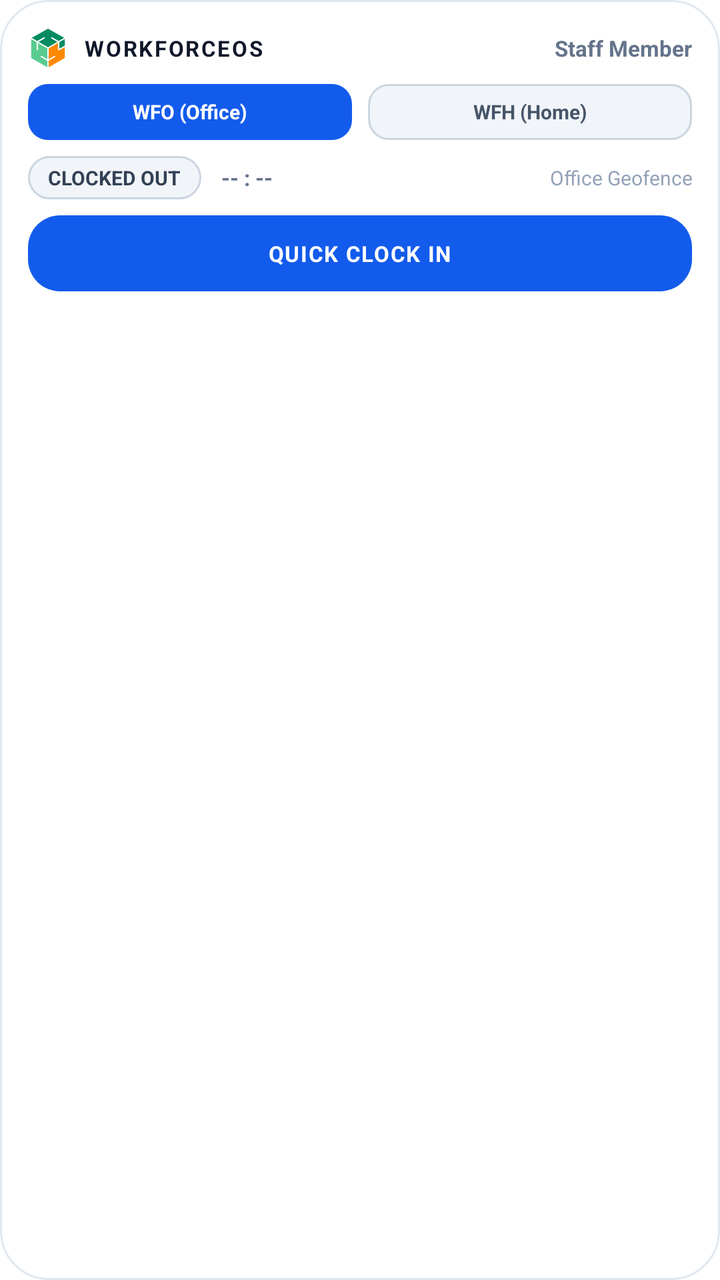
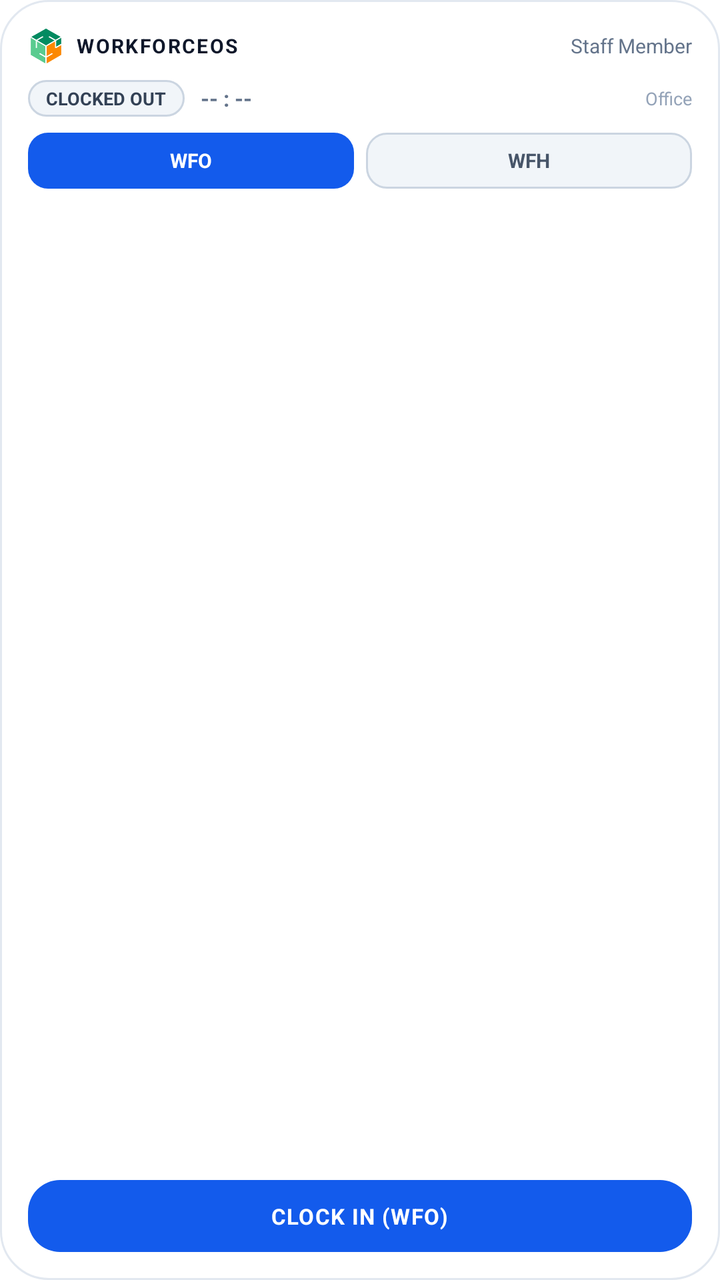

The first picture is an Android layout as it rendered before a commit; the second is the same layout after the commit. The layout source and the unified diff follow.
<!-- AndroidManifest.xml: fallback theme Theme.MaterialComponents.DayNight.NoActionBar -->
<!-- res/layout/widget_standard_layout.xml -->
<?xml version="1.0" encoding="utf-8"?>
<RelativeLayout xmlns:android="http://schemas.android.com/apk/res/android"
    android:id="@+id/widget_standard_root"
    android:layout_width="match_parent"
    android:layout_height="match_parent"
    android:background="@drawable/bg_widget_card"
    android:padding="14dp">

    
    <LinearLayout
        android:id="@+id/header_layout"
        android:layout_width="match_parent"
        android:layout_height="wrap_content"
        android:orientation="horizontal"
        android:gravity="center_vertical">

        <ImageView
            android:layout_width="20dp"
            android:layout_height="20dp"
            android:src="@mipmap/ic_launcher"
            android:contentDescription="WorkforceOS" />

        <TextView
            android:layout_width="0dp"
            android:layout_height="wrap_content"
            android:layout_weight="1"
            android:layout_marginStart="8dp"
            android:text="WORKFORCEOS"
            android:textColor="#0F172A"
            android:textSize="11sp"
            android:textStyle="bold"
            android:letterSpacing="0.08" />

        <TextView
            android:id="@+id/widget_user_name"
            android:layout_width="wrap_content"
            android:layout_height="wrap_content"
            android:text="Staff Member"
            android:textColor="#64748B"
            android:textSize="11sp"
            android:textStyle="bold" />
    </LinearLayout>

    
    <LinearLayout
        android:id="@+id/mode_selector_layout"
        android:layout_width="match_parent"
        android:layout_height="wrap_content"
        android:layout_below="@id/header_layout"
        android:layout_marginTop="8dp"
        android:orientation="horizontal"
        android:gravity="center_vertical">

        <TextView
            android:id="@+id/widget_btn_wfo"
            android:layout_width="0dp"
            android:layout_height="28dp"
            android:layout_weight="1"
            android:background="@drawable/bg_pill_active"
            android:gravity="center"
            android:text="WFO (Office)"
            android:textColor="#FFFFFF"
            android:textSize="10sp"
            android:textStyle="bold" />

        <View
            android:layout_width="8dp"
            android:layout_height="1dp" />

        <TextView
            android:id="@+id/widget_btn_wfh"
            android:layout_width="0dp"
            android:layout_height="28dp"
            android:layout_weight="1"
            android:background="@drawable/bg_pill_inactive"
            android:gravity="center"
            android:text="WFH (Home)"
            android:textColor="#475569"
            android:textSize="10sp"
            android:textStyle="bold" />
    </LinearLayout>

    
    <LinearLayout
        android:id="@+id/status_section"
        android:layout_width="match_parent"
        android:layout_height="wrap_content"
        android:layout_below="@id/mode_selector_layout"
        android:layout_marginTop="8dp"
        android:orientation="horizontal"
        android:gravity="center_vertical">

        <TextView
            android:id="@+id/widget_status_pill"
            android:layout_width="wrap_content"
            android:layout_height="wrap_content"
            android:background="@drawable/bg_status_out"
            android:text="CLOCKED OUT"
            android:textColor="#334155"
            android:textSize="10sp"
            android:textStyle="bold"
            android:paddingHorizontal="10dp"
            android:paddingVertical="4dp" />

        <TextView
            android:id="@+id/widget_duration"
            android:layout_width="wrap_content"
            android:layout_height="wrap_content"
            android:layout_marginStart="10dp"
            android:text="-- : --"
            android:textColor="#64748B"
            android:textSize="11sp"
            android:textStyle="bold" />

        <TextView
            android:id="@+id/widget_location"
            android:layout_width="0dp"
            android:layout_height="wrap_content"
            android:layout_weight="1"
            android:gravity="end"
            android:text="Office Geofence"
            android:textColor="#94A3B8"
            android:textSize="10sp"
            android:maxLines="1"
            android:ellipsize="end" />
    </LinearLayout>

    
    <LinearLayout
        android:id="@+id/widget_action_button"
        android:layout_width="match_parent"
        android:layout_height="38dp"
        android:layout_below="@id/status_section"
        android:layout_marginTop="8dp"
        android:background="@drawable/bg_btn_clock_in"
        android:gravity="center"
        android:orientation="horizontal">

        <TextView
            android:id="@+id/widget_action_text"
            android:layout_width="wrap_content"
            android:layout_height="wrap_content"
            android:text="QUICK CLOCK IN"
            android:textColor="#FFFFFF"
            android:textSize="11sp"
            android:textStyle="bold"
            android:letterSpacing="0.05" />
    </LinearLayout>

</RelativeLayout>
<!-- resources referenced by this layout -->
<resources>
  <!-- drawable bg_btn_clock_in (drawable) -->
  <?xml version="1.0" encoding="utf-8"?>
  <shape xmlns:android="http://schemas.android.com/apk/res/android"
      android:shape="rectangle">
      <solid android:color="#135BEC" />
      <corners android:radius="16dp" />
  </shape>
  <!-- drawable bg_pill_active (drawable) -->
  <?xml version="1.0" encoding="utf-8"?>
  <shape xmlns:android="http://schemas.android.com/apk/res/android"
      android:shape="rectangle">
      <solid android:color="#135BEC" />
      <corners android:radius="10dp" />
  </shape>
  <!-- drawable bg_pill_inactive (drawable) -->
  <?xml version="1.0" encoding="utf-8"?>
  <shape xmlns:android="http://schemas.android.com/apk/res/android"
      android:shape="rectangle">
      <solid android:color="#F1F5F9" />
      <corners android:radius="10dp" />
      <stroke
          android:width="1dp"
          android:color="#CBD5E1" />
  </shape>
  <!-- drawable bg_status_out (drawable) -->
  <?xml version="1.0" encoding="utf-8"?>
  <shape xmlns:android="http://schemas.android.com/apk/res/android"
      android:shape="rectangle">
      <solid android:color="#F1F5F9" />
      <corners android:radius="12dp" />
      <stroke
          android:width="1dp"
          android:color="#CBD5E1" />
  </shape>
  <!-- drawable bg_widget_card (drawable) -->
  <?xml version="1.0" encoding="utf-8"?>
  <shape xmlns:android="http://schemas.android.com/apk/res/android"
      android:shape="rectangle">
      <solid android:color="#FFFFFF" />
      <corners android:radius="24dp" />
      <stroke
          android:width="1dp"
          android:color="#E2E8F0" />
  </shape>
  <!-- mipmap ic_launcher: png bitmap (mipmap-hdpi, 7683 bytes) -->
</resources>

<!-- the commit's change to res/layout/widget_standard_layout.xml (unified diff, before → after) -->
@@ -1,9 +1,10 @@
 <?xml version="1.0" encoding="utf-8"?>
-<RelativeLayout xmlns:android="http://schemas.android.com/apk/res/android"
+<LinearLayout xmlns:android="http://schemas.android.com/apk/res/android"
     android:id="@+id/widget_standard_root"
     android:layout_width="match_parent"
     android:layout_height="match_parent"
     android:background="@drawable/bg_widget_card"
+    android:orientation="vertical"
     android:padding="14dp">
 
     
@@ -15,8 +16,8 @@
         android:gravity="center_vertical">
 
         <ImageView
-            android:layout_width="20dp"
-            android:layout_height="20dp"
+            android:layout_width="18dp"
+            android:layout_height="18dp"
             android:src="@mipmap/ic_launcher"
             android:contentDescription="WorkforceOS" />
 
@@ -24,10 +25,10 @@
             android:layout_width="0dp"
             android:layout_height="wrap_content"
             android:layout_weight="1"
-            android:layout_marginStart="8dp"
+            android:layout_marginStart="6dp"
             android:text="WORKFORCEOS"
             android:textColor="#0F172A"
-            android:textSize="11sp"
+            android:textSize="10sp"
             android:textStyle="bold"
             android:letterSpacing="0.08" />
 
@@ -37,47 +38,9 @@
             android:layout_height="wrap_content"
             android:text="Staff Member"
             android:textColor="#64748B"
-            android:textSize="11sp"
-            android:textStyle="bold" />
-    </LinearLayout>
-
-    
-    <LinearLayout
-        android:id="@+id/mode_selector_layout"
-        android:layout_width="match_parent"
-        android:layout_height="wrap_content"
-        android:layout_below="@id/header_layout"
-        android:layout_marginTop="8dp"
-        android:orientation="horizontal"
-        android:gravity="center_vertical">
-
-        <TextView
-            android:id="@+id/widget_btn_wfo"
-            android:layout_width="0dp"
-            android:layout_height="28dp"
-            android:layout_weight="1"
-            android:background="@drawable/bg_pill_active"
-            android:gravity="center"
-            android:text="WFO (Office)"
-            android:textColor="#FFFFFF"
             android:textSize="10sp"
-            android:textStyle="bold" />
-
-        <View
-            android:layout_width="8dp"
-            android:layout_height="1dp" />
-
-        <TextView
-            android:id="@+id/widget_btn_wfh"
-            android:layout_width="0dp"
-            android:layout_height="28dp"
-            android:layout_weight="1"
-            android:background="@drawable/bg_pill_inactive"
-            android:gravity="center"
-            android:text="WFH (Home)"
-            android:textColor="#475569"
-            android:textSize="10sp"
-            android:textStyle="bold" />
+            android:maxLines="1"
+            android:ellipsize="end" />
     </LinearLayout>
 
     
@@ -85,7 +48,6 @@
         android:id="@+id/status_section"
         android:layout_width="match_parent"
         android:layout_height="wrap_content"
-        android:layout_below="@id/mode_selector_layout"
         android:layout_marginTop="8dp"
         android:orientation="horizontal"
         android:gravity="center_vertical">
@@ -97,16 +59,19 @@
             android:background="@drawable/bg_status_out"
             android:text="CLOCKED OUT"
             android:textColor="#334155"
-            android:textSize="10sp"
+            android:textSize="9sp"
             android:textStyle="bold"
-            android:paddingHorizontal="10dp"
-            android:paddingVertical="4dp" />
+            android:paddingStart="9dp"
+            android:paddingEnd="9dp"
+            android:paddingTop="3dp"
+            android:paddingBottom="3dp" />
 
         <TextView
             android:id="@+id/widget_duration"
-            android:layout_width="wrap_content"
+            android:layout_width="0dp"
             android:layout_height="wrap_content"
-            android:layout_marginStart="10dp"
+            android:layout_weight="1"
+            android:layout_marginStart="8dp"
             android:text="-- : --"
             android:textColor="#64748B"
             android:textSize="11sp"
@@ -114,24 +79,64 @@
 
         <TextView
             android:id="@+id/widget_location"
-            android:layout_width="0dp"
+            android:layout_width="wrap_content"
             android:layout_height="wrap_content"
-            android:layout_weight="1"
-            android:gravity="end"
-            android:text="Office Geofence"
+            android:text="Office"
             android:textColor="#94A3B8"
-            android:textSize="10sp"
+            android:textSize="9sp"
             android:maxLines="1"
             android:ellipsize="end" />
     </LinearLayout>
 
     
     <LinearLayout
+        android:id="@+id/mode_selector_layout"
+        android:layout_width="match_parent"
+        android:layout_height="28dp"
+        android:layout_marginTop="8dp"
+        android:orientation="horizontal"
+        android:gravity="center_vertical">
+
+        <TextView
+            android:id="@+id/widget_btn_wfo"
+            android:layout_width="0dp"
+            android:layout_height="match_parent"
+            android:layout_weight="1"
+            android:background="@drawable/bg_pill_active"
+            android:gravity="center"
+            android:text="WFO"
+            android:textColor="#FFFFFF"
+            android:textSize="10sp"
+            android:textStyle="bold" />
+
+        <View
+            android:layout_width="6dp"
+            android:layout_height="1dp" />
+
+        <TextView
+            android:id="@+id/widget_btn_wfh"
+            android:layout_width="0dp"
+            android:layout_height="match_parent"
+            android:layout_weight="1"
+            android:background="@drawable/bg_pill_inactive"
+            android:gravity="center"
+            android:text="WFH"
+            android:textColor="#475569"
+            android:textSize="10sp"
+            android:textStyle="bold" />
+    </LinearLayout>
+
+    
+    <View
+        android:layout_width="match_parent"
+        android:layout_height="0dp"
+        android:layout_weight="1" />
+
+    
+    <LinearLayout
         android:id="@+id/widget_action_button"
         android:layout_width="match_parent"
-        android:layout_height="38dp"
-        android:layout_below="@id/status_section"
-        android:layout_marginTop="8dp"
+        android:layout_height="36dp"
         android:background="@drawable/bg_btn_clock_in"
         android:gravity="center"
         android:orientation="horizontal">
@@ -140,11 +145,11 @@
             android:id="@+id/widget_action_text"
             android:layout_width="wrap_content"
             android:layout_height="wrap_content"
-            android:text="QUICK CLOCK IN"
+            android:text="CLOCK IN (WFO)"
             android:textColor="#FFFFFF"
             android:textSize="11sp"
             android:textStyle="bold"
-            android:letterSpacing="0.05" />
+            android:letterSpacing="0.04" />
     </LinearLayout>
 
-</RelativeLayout>
+</LinearLayout>
